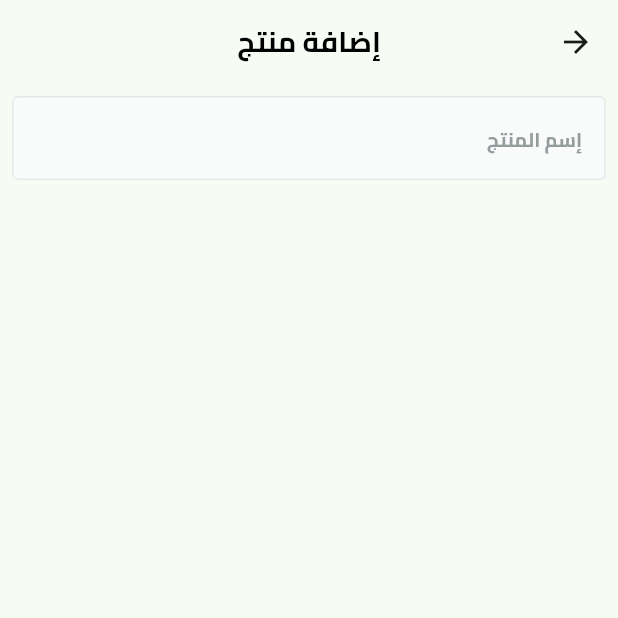
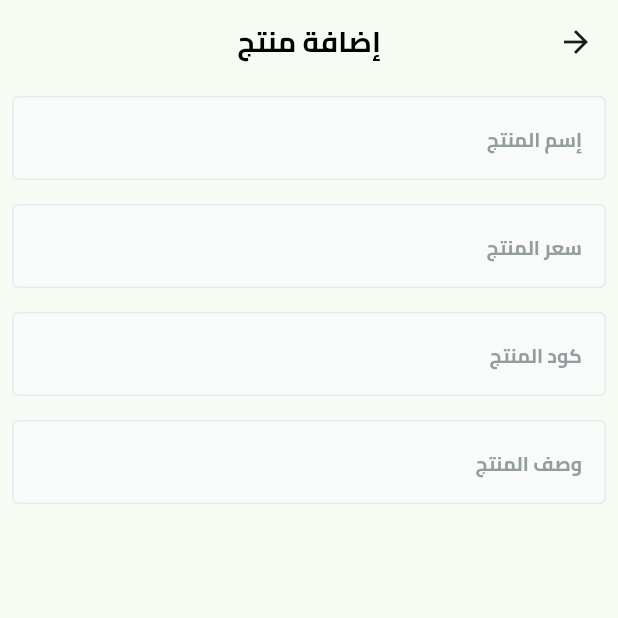
Before and after one commit to MeDoRa0/fruits_hub_dashboard, a Flutter app: the AddProductView screen opened by its route, on a phone screen of 412 x 824 dp, the top half of it. Run offline on Flutter 3.47's test engine with Material 3 defaults, Android fonts, the phone set to English and light mode, and no system bars; our stand-ins replace firebase_core; accounts and stored records are empty.

Commit message:
Enhance CustomTextFormField with maxLines support and update AddProduct view to include additional fields

```diff
--- a/lib/core/widgets/custom_text_form_field.dart
+++ b/lib/core/widgets/custom_text_form_field.dart
@@ -8,16 +8,20 @@ class CustomTextFormField extends StatelessWidget {
       required this.keyboardType,
       this.suffixIcon,
       this.onSaved,
-      this.obscureText = false});
+      this.obscureText = false,
+      this.maxLines = 1});
+
   final String hintText;
   final TextInputType keyboardType;
   final Widget? suffixIcon;
   final void Function(String?)? onSaved;
   final bool obscureText;
+  final int? maxLines;
 
   @override
   Widget build(BuildContext context) {
     return TextFormField(
+      maxLines: 1,
       obscureText: obscureText,
       onSaved: onSaved,
       validator: (value) {
--- a/lib/features/add_product/presentation/views/widgets/add_product_view_body.dart
+++ b/lib/features/add_product/presentation/views/widgets/add_product_view_body.dart
@@ -22,7 +22,34 @@ class _AddProductViewBodyState extends State<AddProductViewBody> {
           child: Column(
             children: [
               CustomTextFormField(
-                  hintText: 'إسم المنتج', keyboardType: TextInputType.text),
+                hintText: 'إسم المنتج',
+                keyboardType: TextInputType.text,
+              ),
+              SizedBox(
+                height: 16,
+              ),
+              CustomTextFormField(
+                hintText: 'سعر المنتج',
+                keyboardType: TextInputType.number,
+              ),
+              SizedBox(
+                height: 16,
+              ),
+              CustomTextFormField(
+                hintText: 'كود المنتج',
+                keyboardType: TextInputType.number,
+              ),
+              SizedBox(
+                height: 16,
+              ),
+              CustomTextFormField(
+                hintText: 'وصف المنتج',
+                keyboardType: TextInputType.text,
+                maxLines: 5,
+              ),
+              SizedBox(
+                height: 16,
+              ),
             ],
           ),
         ),
```
